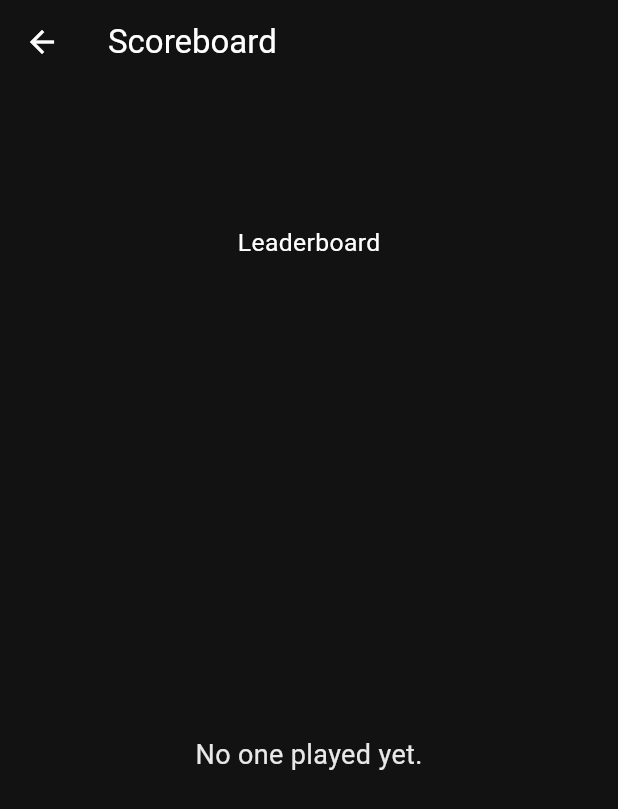
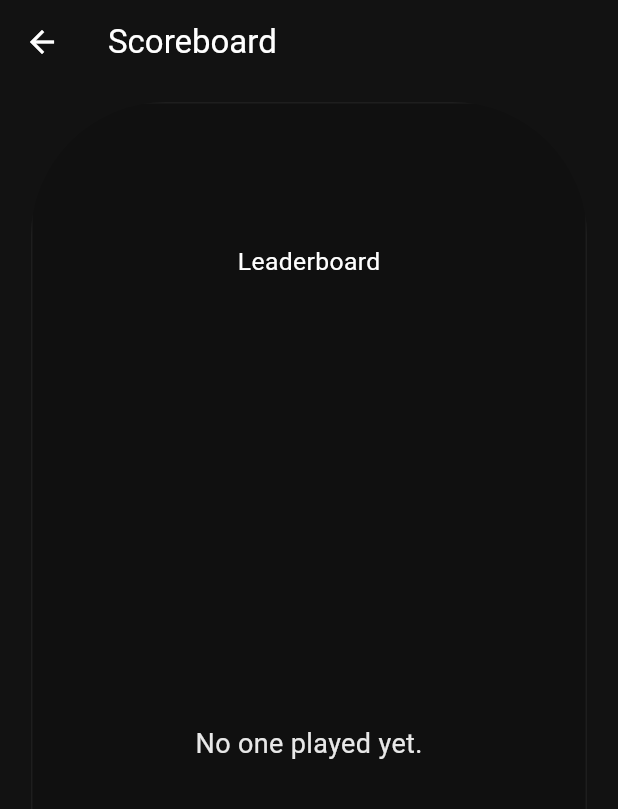
Before and after one commit to acmnuceskhi/Coders-Cup-Minigame-Registration-and-Scoreboard, a Flutter app: the GamePage screen opened directly with empty values, after a tap on "Show scoreboard", on a phone screen of 412 x 824 dp. Shown: the top 809 px of the screen. Run offline on Flutter 3.47's test engine with Material 3 defaults, Android fonts, the phone set to English and light mode, and no system bars; our stand-ins replace cloud_firestore, firebase_auth, firebase_core, google_sign_in; missing offline and left inert: dart:html; accounts and stored records are empty.

Commit message:
Enhance GamePage registration button styling and improve ScoreboardPage entry handling with limits and layout adjustments

```diff
--- a/lib/pages/game_page.dart
+++ b/lib/pages/game_page.dart
@@ -568,7 +568,16 @@ class _GamePageState extends State<GamePage> {
                                             strokeWidth: 2,
                                           ),
                                         )
-                                      : const Text('Register'),
+                                      : Text(
+                                          'Register',
+                                          style: TextStyle(
+                                            color: _formDisabled
+                                                ? Colors.black
+                                                : Colors.black.withValues(
+                                                    alpha: 0.5,
+                                                  ),
+                                          ),
+                                        ),
                                 ),
                                 const SizedBox(height: 8),
                               ],
--- a/lib/pages/scoreboard_page.dart
+++ b/lib/pages/scoreboard_page.dart
@@ -1,5 +1,6 @@
 import 'package:cloud_firestore/cloud_firestore.dart';
 import 'package:coders_cup_minigame_frontend/utils.dart';
+import 'dart:ui';
 import 'package:flutter/material.dart';
 
 class ScoreboardPage extends StatelessWidget {
@@ -82,7 +83,7 @@ class ScoreboardPage extends StatelessWidget {
                   return const Center(child: CircularProgressIndicator());
 
                 final docs = snap.data!.docs;
-                final entries = docs.map((d) {
+                var entries = docs.map((d) {
                   final data = d.data();
                   final name =
                       (data['userName'] ?? data['userEmail'] ?? 'Unknown')
@@ -101,6 +102,19 @@ class ScoreboardPage extends StatelessWidget {
                   if (sb == null) return -1;
                   return sb.compareTo(sa);
                 });
+
+                if (entries.isNotEmpty) {
+                  if (entries.length >= 100) {
+                    entries = entries.take(100).toList();
+                  } else {
+                    entries = List.generate(
+                      100,
+                      (i) => Map<String, dynamic>.from(
+                        entries[i % entries.length],
+                      ),
+                    );
+                  }
+                }
 
                 // Always render the themed Stack (background, overlays, corner images).
                 // If there are no entries, show a placeholder inside the list area so
@@ -150,6 +164,19 @@ class ScoreboardPage extends StatelessWidget {
                             ? MediaQuery.of(context).size.width * 0.2
                             : MediaQuery.of(context).size.width * 0.05,
                       ),
+                      child: ClipRRect(
+                        borderRadius: BorderRadius.circular(90),
+                        child: BackdropFilter(
+                          filter: ImageFilter.blur(sigmaX: 6.0, sigmaY: 6.0),
+                          child: Container(
+                            decoration: BoxDecoration(
+                              color: Colors.black.withOpacity(0.1),
+                              borderRadius: BorderRadius.circular(14),
+                              border: Border.all(
+                                color: Colors.white.withOpacity(0.06),
+                              ),
+                            ),
+                            padding: const EdgeInsets.all(12),
                             child: Column(
                               mainAxisAlignment: MainAxisAlignment.spaceBetween,
                               children: [
@@ -161,7 +188,9 @@ class ScoreboardPage extends StatelessWidget {
                                         gameName,
                                         style: TextStyle(
                                           fontSize:
-                                        MediaQuery.of(context).size.height *
+                                              MediaQuery.of(
+                                                context,
+                                              ).size.height *
                                               0.07,
                                         ),
                                         textAlign: TextAlign.center,
@@ -170,7 +199,9 @@ class ScoreboardPage extends StatelessWidget {
                                         'Leaderboard',
                                         style: TextStyle(
                                           fontSize:
-                                        MediaQuery.of(context).size.height *
+                                              MediaQuery.of(
+                                                context,
+                                              ).size.height *
                                               0.02,
                                         ),
                                       ),
@@ -178,27 +209,35 @@ class ScoreboardPage extends StatelessWidget {
                                   ),
                                 ),
                                 SizedBox(
-                            height: MediaQuery.of(context).size.height * 0.75,
+                                  height:
+                                      MediaQuery.of(context).size.height * 0.75,
                                   child: entries.isEmpty
                                       ? Center(
                                           child: Text(
                                             'No one played yet.',
                                             style: TextStyle(
                                               fontSize: 18,
-                                        color: Colors.white.withOpacity(0.9),
+                                              color: Colors.white.withOpacity(
+                                                0.9,
+                                              ),
                                             ),
                                           ),
                                         )
-                                : ListView.separated(
+                                      : ListView.builder(
                                           padding: const EdgeInsets.all(12),
                                           itemBuilder: (context, i) {
                                             final e = entries[i];
                                             final rank = i + 1;
                                             final name = e['name'] as String;
                                             final score = e['score'] as int?;
-                                      return ListTile(
+                                            return Padding(
+                                              padding: const EdgeInsets.all(
+                                                8.0,
+                                              ),
+                                              child: ListTile(
                                                 leading: CircleAvatar(
-                                          backgroundColor: resolvedPrimary,
+                                                  backgroundColor:
+                                                      resolvedPrimary,
                                                   child: Text(rank.toString()),
                                                 ),
                                                 title: Text(name),
@@ -213,14 +252,16 @@ class ScoreboardPage extends StatelessWidget {
                                                         : Colors.grey[600],
                                                   ),
                                                 ),
+                                              ),
                                             );
                                           },
-                                    separatorBuilder: (_, __) =>
-                                        const Divider(),
                                           itemCount: entries.length,
                                         ),
                                 ),
                               ],
+                            ),
+                          ),
+                        ),
                       ),
                     ),
                     if (bottomLeftImage != null && bottomLeftImage.isNotEmpty)
```
Lines whose indentation alone changed are shown as unchanged.
